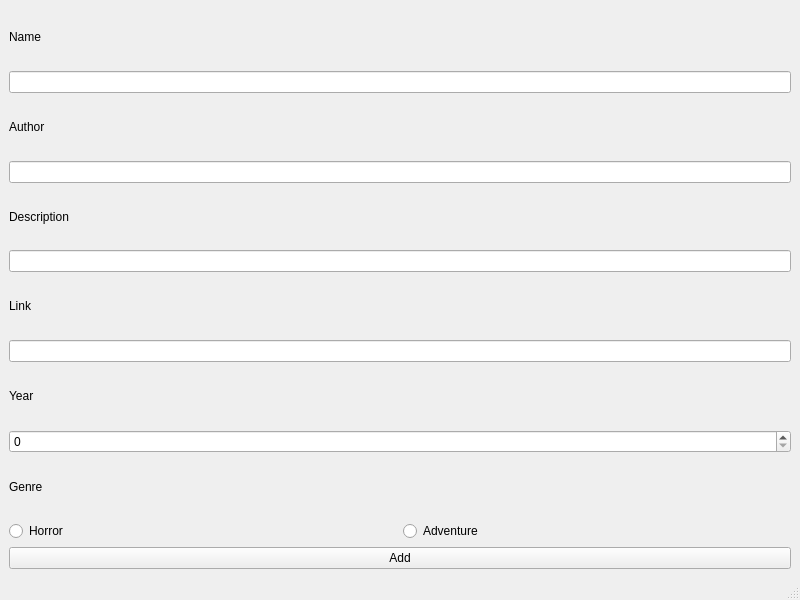
First picture: the form in mainwindow.ui, repository Libra232/BlindChoice, before the edit.
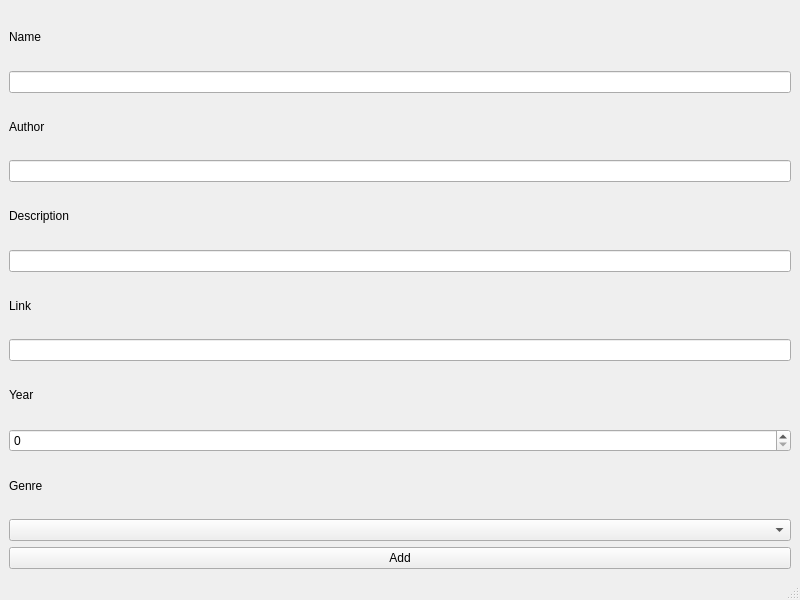
Second picture: the form after the edit.

Diff of the .ui file:
```diff
--- a/mainwindow.ui
+++ b/mainwindow.ui
@@ -67,7 +67,11 @@
          </widget>
         </item>
         <item>
-         <widget class="QSpinBox" name="yearSpinBox"/>
+         <widget class="QSpinBox" name="yearSpinBox">
+          <property name="maximum">
+           <number>9999</number>
+          </property>
+         </widget>
         </item>
         <item>
          <widget class="QLabel" name="label_6">
@@ -79,18 +83,7 @@
         <item>
          <layout class="QHBoxLayout" name="horizontalLayout_2">
           <item>
-           <widget class="QRadioButton" name="horrorRadioButton">
-            <property name="text">
-             <string>Horror</string>
-            </property>
-           </widget>
-          </item>
-          <item>
-           <widget class="QRadioButton" name="AdvRadioButton">
-            <property name="text">
-             <string>Adventure</string>
-            </property>
-           </widget>
+           <widget class="QComboBox" name="genreComboBox"/>
           </item>
          </layout>
         </item>
```
Left out of the diff: 2 changed lines with no effect on the pictures.
